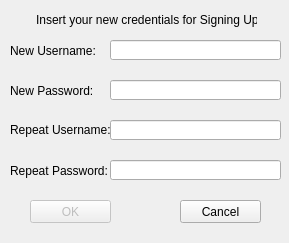
First picture: the form in PDS_client_server_v3/PDS_Notepad_Client/ui/signupdialog.ui, repository RolandDeschainRPW/PDS_Project, before the edit.
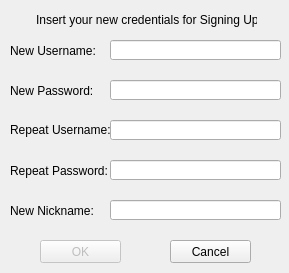
Second picture: the form after the edit.

Commit message: Nicknames and permission management added.

Patch:
```diff
--- a/PDS_client_server_v3/PDS_Notepad_Client/ui/signupdialog.ui
+++ b/PDS_client_server_v3/PDS_Notepad_Client/ui/signupdialog.ui
@@ -7,7 +7,7 @@
     <x>0</x>
     <y>0</y>
     <width>289</width>
-    <height>243</height>
+    <height>273</height>
    </rect>
   </property>
   <property name="windowTitle">
@@ -145,8 +145,8 @@
    </property>
    <property name="geometry">
     <rect>
-     <x>30</x>
-     <y>200</y>
+     <x>40</x>
+     <y>240</y>
      <width>81</width>
      <height>23</height>
     </rect>
@@ -158,8 +158,8 @@
   <widget class="QPushButton" name="cancelButton">
    <property name="geometry">
     <rect>
-     <x>180</x>
-     <y>200</y>
+     <x>170</x>
+     <y>240</y>
      <width>81</width>
      <height>23</height>
     </rect>
@@ -168,6 +168,32 @@
     <string>Cancel</string>
    </property>
   </widget>
+  <widget class="QLabel" name="NewNicknameLabel">
+   <property name="geometry">
+    <rect>
+     <x>10</x>
+     <y>200</y>
+     <width>101</width>
+     <height>21</height>
+    </rect>
+   </property>
+   <property name="text">
+    <string>New Nickname:</string>
+   </property>
+   <property name="buddy">
+    <cstring>newNicknameLineEdit</cstring>
+   </property>
+  </widget>
+  <widget class="QLineEdit" name="newNicknameLineEdit">
+   <property name="geometry">
+    <rect>
+     <x>110</x>
+     <y>200</y>
+     <width>171</width>
+     <height>20</height>
+    </rect>
+   </property>
+  </widget>
  </widget>
  <resources/>
  <connections/>
```
The commit also changes 46 other files.
